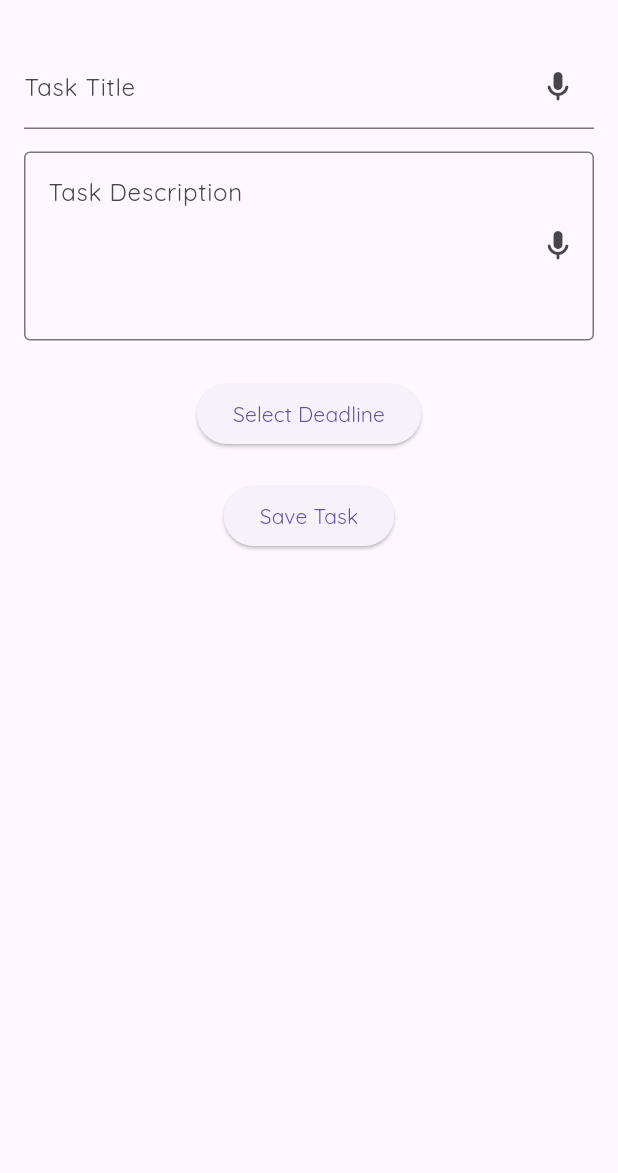
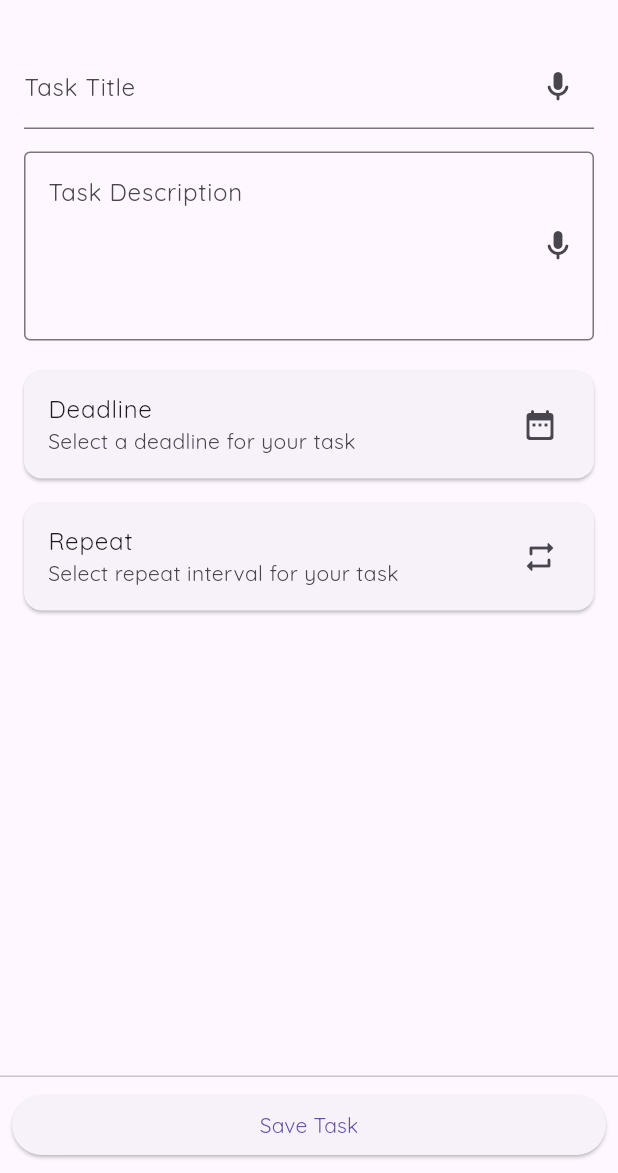
Before and after one commit to IMGIITRoorkee/Taskly, a Flutter app: the TaskFormScreen screen opened directly, on a phone screen of 412 x 824 dp, the part 63-1236 px from its top. Run offline on Flutter 3.47's test engine with Material 3 defaults, Android fonts, the phone set to English and light mode, and no system bars; our stand-ins replace flutter_slidable, flutter_svg, fluttertoast, introduction_screen, multiple_result, shared_preferences and 1 more; missing offline and left inert: choice; accounts and stored records are empty.

Commit message:
Added changes to task form screen

```diff
--- a/lib/screens/taskform_screen.dart
+++ b/lib/screens/taskform_screen.dart
@@ -3,6 +3,7 @@ import 'package:fluttertoast/fluttertoast.dart';
 import 'package:taskly/models/task.dart';
 import 'package:taskly/service/speech_service.dart';
 import 'package:taskly/utils/date_utils.dart';
+import 'package:taskly/widgets/repeat_select_card.dart';
 
 class TaskFormScreen extends StatefulWidget {
   final Task? task;
@@ -19,6 +20,7 @@ class _TaskFormScreenState extends State<TaskFormScreen> {
   late bool editing;
   var hasDeadline = false;
   DateTime? deadline;
+  int? repeatInterval;
 
   bool isTitleListening = false;
 
@@ -117,15 +119,29 @@ class _TaskFormScreenState extends State<TaskFormScreen> {
     ];
   }
 
-  List<Widget> _buildDeadline() {
+  List<Widget> _buildDeadlineRepeat() {
+    Widget deadlineTrailing;
+    if (deadline != null) {
+      deadlineTrailing = Text(MyDateUtils.getFormattedDate(deadline!));
+    } else {
+      deadlineTrailing = const Icon(Icons.date_range_rounded);
+    }
+
+    Widget repeatTrailing;
+    if (repeatInterval != null) {
+      repeatTrailing = Text("$repeatInterval days");
+    } else {
+      repeatTrailing = const Icon(Icons.repeat_rounded);
+    }
+
     return [
-      if (deadline != null)
-        Text("Selected Deadline - ${MyDateUtils.getFormattedDate(deadline!)}"),
-      const SizedBox(
-        height: 5,
-      ),
-      ElevatedButton(
-        onPressed: () async {
+      Card(
+        margin: const EdgeInsets.all(0),
+        child: ListTile(
+          title: const Text("Deadline"),
+          subtitle: const Text("Select a deadline for your task"),
+          trailing: deadlineTrailing,
+          onTap: () async {
             final selectedDate = await showDatePicker(
               context: context,
               initialDate: DateTime.now(),
@@ -139,7 +155,29 @@ class _TaskFormScreenState extends State<TaskFormScreen> {
               });
             }
           },
-        child: const Text('Select Deadline'),
+        ),
+      ),
+      const SizedBox(height: 16),
+      Card(
+        margin: const EdgeInsets.all(0),
+        child: ListTile(
+          title: const Text("Repeat"),
+          subtitle: const Text("Select repeat interval for your task"),
+          trailing: repeatTrailing,
+          onTap: () async {
+            int? days = await showDialog(
+              context: context,
+              builder: (context) {
+                return const RepeatSelectCard();
+              },
+            );
+            if (days != null) {
+              setState(() {
+                repeatInterval = days;
+              });
+            }
+          },
+        ),
       ),
     ];
   }
@@ -153,6 +191,8 @@ class _TaskFormScreenState extends State<TaskFormScreen> {
             description: _descController.text,
             hasDeadline: hasDeadline,
             deadline: hasDeadline ? deadline : null,
+            isRecurring: repeatInterval != null,
+            recurringDays: repeatInterval,
           );
           Fluttertoast.showToast(
               msg: editing
@@ -171,6 +211,12 @@ class _TaskFormScreenState extends State<TaskFormScreen> {
       appBar: AppBar(
         title: editing ? const Text("Edit Task") : const Text('Add Task'),
       ),
+      persistentFooterButtons: [
+        SizedBox(
+          width: double.infinity,
+          child: _buildSaveButton(),
+        ),
+      ],
       body: SingleChildScrollView(
         child: Padding(
           padding: const EdgeInsets.all(16.0),
@@ -181,9 +227,8 @@ class _TaskFormScreenState extends State<TaskFormScreen> {
               children: [
                 ..._buildTextfields(),
                 const SizedBox(height: 5),
-                ..._buildDeadline(),
+                ..._buildDeadlineRepeat(),
                 const SizedBox(height: 20),
-                _buildSaveButton(),
               ],
             ),
           ),
--- a/pubspec.yaml
+++ b/pubspec.yaml
@@ -44,6 +44,7 @@ dependencies:
   introduction_screen: ^3.1.14
   flutter_svg: ^2.0.16
   speech_to_text: ^7.0.0
+  choice: ^2.3.2
 
 dev_dependencies:
   flutter_test:
```
Also changed, not shown: lib/enums/repeat_interval.dart (added, +14 -0 lines), lib/widgets/repeat_select_card.dart (added, +95 -0 lines), pubspec.lock. Lines whose indentation alone changed are shown as unchanged.
